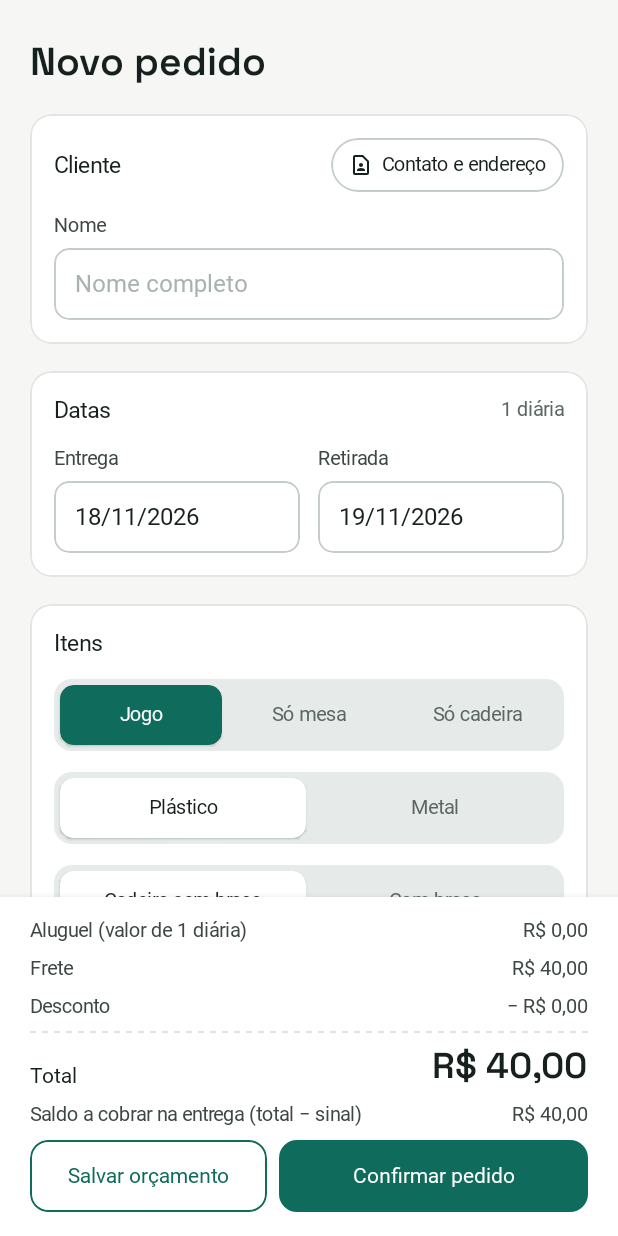
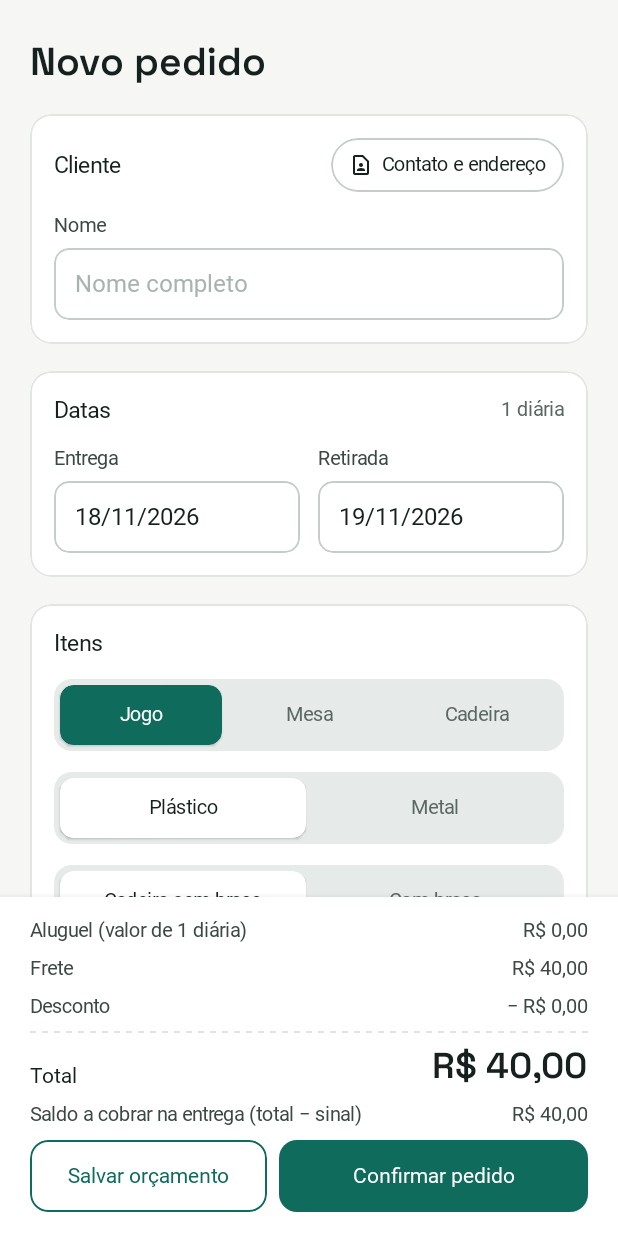
Before and after one commit to Murfera/Mesasapp, an Android app built with Jetpack Compose: the composable NovoTela shown on its own in the app's theme, on a phone screen of 412 x 824 dp. Run offline under Robolectric (Android 15) with nearby library versions, the phone set to English and light mode, and no system bars; Roboto replaces fonts that are not available here; 2 statements that could not run were skipped.

Commit message:
Novo pedido: barra de tipo com Jogo | Mesa | Cadeira
Co-Authored-By: Claude Opus 5.5 <noreply@anthropic.com>
Claude-Session: https://claude.ai/code/session_01F5GNWy3mZdJaJyAusQtVuJ

```diff
--- a/app/src/main/java/br/com/mesasapp/ui/telas/NovoTela.kt
+++ b/app/src/main/java/br/com/mesasapp/ui/telas/NovoTela.kt
@@ -146,7 +146,7 @@ fun NovoTela(vm: MesasViewModel) {
                 T("Itens", 15.sp, 600)
                 // O que vai no jogo (1 mesa + N cadeiras) aparece na linha da quantidade.
                 val tipos = listOf(TipoLinha.JOGO, TipoLinha.MESA, TipoLinha.CADEIRA)
-                Segmentos(listOf("Jogo", "Só mesa", "Só cadeira"), tipos.indexOf(item.tipo), "tipo", destaque = true) { i ->
+                Segmentos(listOf("Jogo", "Mesa", "Cadeira"), tipos.indexOf(item.tipo), "tipo", destaque = true) { i ->
                     vm.itemForm = item.copy(tipo = tipos[i])
                 }
                 SeletorModelo(vm, filtro, precos) { id -> livre(id) - (c.uso[id] ?: 0) }
```
